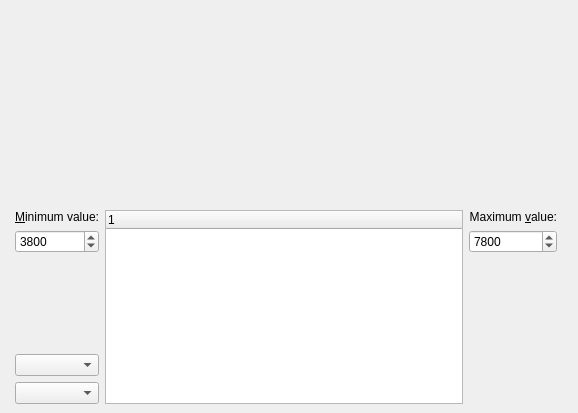
Above: src/spectrumview.ui from KDE/kalzium before the change. Below: the same form after it.
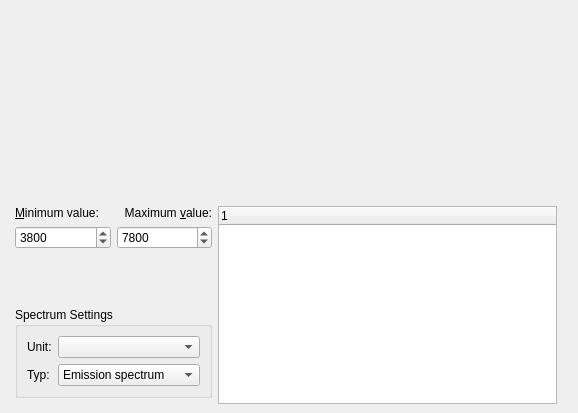
That is the form after the change. Custom widgets are drawn as their Qt base class.

Commit message: add unit and spectrum type settings. spectrum wavelength units can now be nanometers or angstroms. fix AbsorptionSpectrum colors.

What changed in the file:
```diff
--- a/src/spectrumview.ui
+++ b/src/spectrumview.ui
@@ -47,48 +47,13 @@
    </item>
    <item row="2" column="1">
     <layout class="QGridLayout" name="detailGridLayout">
-     <item row="2" column="2">
-      <widget class="QSpinBox" name="maximumValue">
-       <property name="toolTip">
-        <string>This sets the rightmost wavelength of the spectrum.</string>
-       </property>
-       <property name="whatsThis">
-        <string>This sets the rightmost wavelength of the spectrum.</string>
-       </property>
-       <property name="suffix">
-        <string/>
-       </property>
-       <property name="minimum">
-        <number>1</number>
-       </property>
-       <property name="maximum">
-        <number>40000</number>
-       </property>
-       <property name="value">
-        <number>7800</number>
-       </property>
-      </widget>
-     </item>
-     <item row="1" column="2">
-      <widget class="QLabel" name="label2">
-       <property name="text">
-        <string>Maximum &amp;value:</string>
-       </property>
-       <property name="alignment">
-        <set>Qt::AlignRight|Qt::AlignTrailing|Qt::AlignVCenter</set>
-       </property>
-       <property name="buddy">
-        <cstring>maximumValue</cstring>
-       </property>
-      </widget>
-     </item>
      <item row="1" column="0">
       <widget class="QLabel" name="label1">
        <property name="text">
         <string>&amp;Minimum value:</string>
        </property>
        <property name="alignment">
-        <set>Qt::AlignRight|Qt::AlignTrailing|Qt::AlignVCenter</set>
+        <set>Qt::AlignLeading|Qt::AlignLeft|Qt::AlignVCenter</set>
        </property>
        <property name="buddy">
         <cstring>minimumValue</cstring>
@@ -130,13 +95,7 @@
        </property>
       </spacer>
      </item>
-     <item row="5" column="0">
-      <widget class="KalziumUnitCombobox" name="m_lengthUnit"/>
-     </item>
-     <item row="6" column="0">
-      <widget class="QComboBox" name="m_spectrumType"/>
-     </item>
-     <item row="1" column="1" rowspan="6">
+     <item row="1" column="2" rowspan="6">
       <widget class="QTreeWidget" name="peakListTable">
        <column>
         <property name="text">
@@ -145,6 +104,81 @@
        </column>
       </widget>
      </item>
+     <item row="1" column="1">
+      <widget class="QLabel" name="label2">
+       <property name="text">
+        <string>Maximum &amp;value:</string>
+       </property>
+       <property name="alignment">
+        <set>Qt::AlignRight|Qt::AlignTrailing|Qt::AlignVCenter</set>
+       </property>
+       <property name="buddy">
+        <cstring>maximumValue</cstring>
+       </property>
+      </widget>
+     </item>
+     <item row="2" column="1">
+      <widget class="QSpinBox" name="maximumValue">
+       <property name="toolTip">
+        <string>This sets the rightmost wavelength of the spectrum.</string>
+       </property>
+       <property name="whatsThis">
+        <string>This sets the rightmost wavelength of the spectrum.</string>
+       </property>
+       <property name="suffix">
+        <string/>
+       </property>
+       <property name="minimum">
+        <number>1</number>
+       </property>
+       <property name="maximum">
+        <number>40000</number>
+       </property>
+       <property name="value">
+        <number>7800</number>
+       </property>
+      </widget>
+     </item>
+     <item row="5" column="0" colspan="2">
+      <widget class="QGroupBox" name="groupBox">
+       <property name="title">
+        <string>Spectrum Settings</string>
+       </property>
+       <layout class="QGridLayout" name="gridLayout">
+        <item row="0" column="1">
+         <widget class="KalziumUnitCombobox" name="m_lengthUnit"/>
+        </item>
+        <item row="1" column="1">
+         <widget class="QComboBox" name="m_spectrumType">
+          <item>
+           <property name="text">
+            <string>Emission spectrum</string>
+           </property>
+          </item>
+          <item>
+           <property name="text">
+            <string>Absorption spectrum</string>
+           </property>
+          </item>
+         </widget>
+        </item>
+        <item row="0" column="0">
+         <widget class="QLabel" name="label">
+          <property name="text">
+           <string>Unit:</string>
+          </property>
+         </widget>
+        </item>
+        <item row="1" column="0">
+         <widget class="QLabel" name="label_2">
+          <property name="text">
+           <string>Typ:</string>
+          </property>
+         </widget>
+        </item>
+       </layout>
+      </widget>
+     </item>
     </layout>
    </item>
   </layout>
```
The commit also changes 5 other files.
